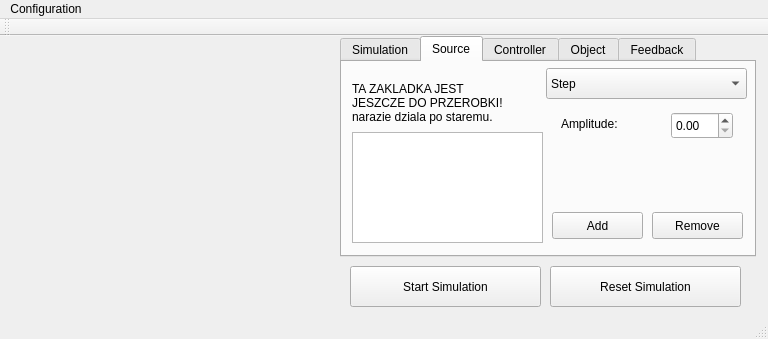
Old version of the form gui/mainwindow.ui in the repository jakubbialas/PSS_lab.
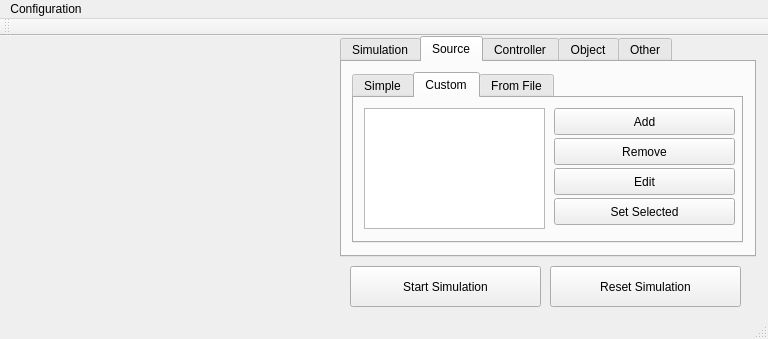
New version of the form. The open tabs and pages were chosen to show the change. Custom widgets are drawn as their Qt base class.

Commit message: zmieniona zakladka dodawania zrodla na razie dziala simpleSource trzeba dorobic custom (skladanie zrodel z kilku podstawowych) oraz zapisywanie customSources w pliku konfiguracyjnym

```diff
--- a/gui/mainwindow.ui
+++ b/gui/mainwindow.ui
@@ -209,23 +209,32 @@
      <attribute name="title">
       <string>Source</string>
      </attribute>
-     <widget class="QListWidget" name="listWidget_sources">
+     <widget class="QTabWidget" name="tabWidget_sources">
+      <property name="enabled">
+       <bool>true</bool>
+      </property>
       <property name="geometry">
        <rect>
         <x>10</x>
-        <y>70</y>
-        <width>191</width>
-        <height>111</height>
+        <y>10</y>
+        <width>391</width>
+        <height>171</height>
        </rect>
       </property>
-     </widget>
-     <widget class="QComboBox" name="comboBox_source">
+      <property name="currentIndex">
+       <number>0</number>
+      </property>
+      <widget class="QWidget" name="tab_simpleSources">
+       <attribute name="title">
+        <string>Simple</string>
+       </attribute>
+       <widget class="QListWidget" name="listWidget_simpleSources">
       <property name="geometry">
        <rect>
-        <x>204</x>
-        <y>6</y>
-        <width>201</width>
-        <height>31</height>
+          <x>10</x>
+          <y>10</y>
+          <width>181</width>
+          <height>121</height>
        </rect>
       </property>
       <item>
@@ -259,12 +268,12 @@
        </property>
       </item>
      </widget>
-     <widget class="QStackedWidget" name="stackedWidget">
+       <widget class="QStackedWidget" name="stackedWidget_simpleSourceParam">
       <property name="geometry">
        <rect>
-        <x>209</x>
-        <y>40</y>
-        <width>191</width>
+          <x>200</x>
+          <y>0</y>
+          <width>181</width>
         <height>101</height>
        </rect>
       </property>
@@ -416,12 +425,30 @@
        </widget>
       </widget>
      </widget>
+       <widget class="QPushButton" name="pushButton_setSimpleSource">
+        <property name="geometry">
+         <rect>
+          <x>200</x>
+          <y>100</y>
+          <width>181</width>
+          <height>27</height>
+         </rect>
+        </property>
+        <property name="text">
+         <string>Set Selected</string>
+        </property>
+       </widget>
+      </widget>
+      <widget class="QWidget" name="tab_customSources">
+       <attribute name="title">
+        <string>Custom</string>
+       </attribute>
      <widget class="QPushButton" name="pushButton_addSource">
       <property name="geometry">
        <rect>
-        <x>210</x>
-        <y>150</y>
-        <width>91</width>
+          <x>200</x>
+          <y>10</y>
+          <width>181</width>
         <height>27</height>
        </rect>
       </property>
@@ -432,9 +459,9 @@
      <widget class="QPushButton" name="pushButton_removeSource">
       <property name="geometry">
        <rect>
-        <x>310</x>
-        <y>150</y>
-        <width>91</width>
+          <x>200</x>
+          <y>40</y>
+          <width>181</width>
         <height>27</height>
        </rect>
       </property>
@@ -442,20 +469,66 @@
        <string>Remove</string>
       </property>
      </widget>
+       <widget class="QPushButton" name="pushButton_removeSource_2">
+        <property name="geometry">
+         <rect>
+          <x>200</x>
+          <y>70</y>
+          <width>181</width>
+          <height>27</height>
+         </rect>
+        </property>
+        <property name="text">
+         <string>Edit</string>
+        </property>
+       </widget>
+       <widget class="QListWidget" name="listWidget_sources_2">
+        <property name="geometry">
+         <rect>
+          <x>10</x>
+          <y>10</y>
+          <width>181</width>
+          <height>121</height>
+         </rect>
+        </property>
+       </widget>
+       <widget class="QPushButton" name="pushButton_setObject_3">
+        <property name="geometry">
+         <rect>
+          <x>200</x>
+          <y>100</y>
+          <width>181</width>
+          <height>27</height>
+         </rect>
+        </property>
+        <property name="text">
+         <string>Set Selected</string>
+        </property>
+       </widget>
+      </widget>
+      <widget class="QWidget" name="tab_fileSources">
+       <property name="enabled">
+        <bool>false</bool>
+       </property>
+       <attribute name="title">
+        <string>From File</string>
+       </attribute>
      <widget class="QLabel" name="label_4">
       <property name="geometry">
        <rect>
         <x>10</x>
-        <y>10</y>
-        <width>191</width>
-        <height>61</height>
+          <y>40</y>
+          <width>361</width>
+          <height>71</height>
        </rect>
       </property>
       <property name="text">
-       <string>TA ZAKLADKA JEST 
-JESZCZE DO PRZEROBKI!
-narazie dziala po staremu.</string>
-      </property>
+         <string>Do zrobienia wczytywanie sygnalu z pliku
+Na przyklad kolejnych wartosci sygnalu 
+oddzielonych srednikami.</string>
+        </property>
+       </widget>
+      </widget>
      </widget>
     </widget>
     <widget class="QWidget" name="tab_controller">
@@ -784,7 +857,7 @@
     </widget>
     <widget class="QWidget" name="tab_feedback">
      <attribute name="title">
-      <string>Feedback</string>
+      <string>Other</string>
      </attribute>
      <widget class="QCheckBox" name="checkBox_feedback">
       <property name="geometry">
```
Left out of the diff: 5 changed lines with no effect on the pictures. Lines whose indentation alone changed are shown as unchanged. The commit also changes 5 other files.
